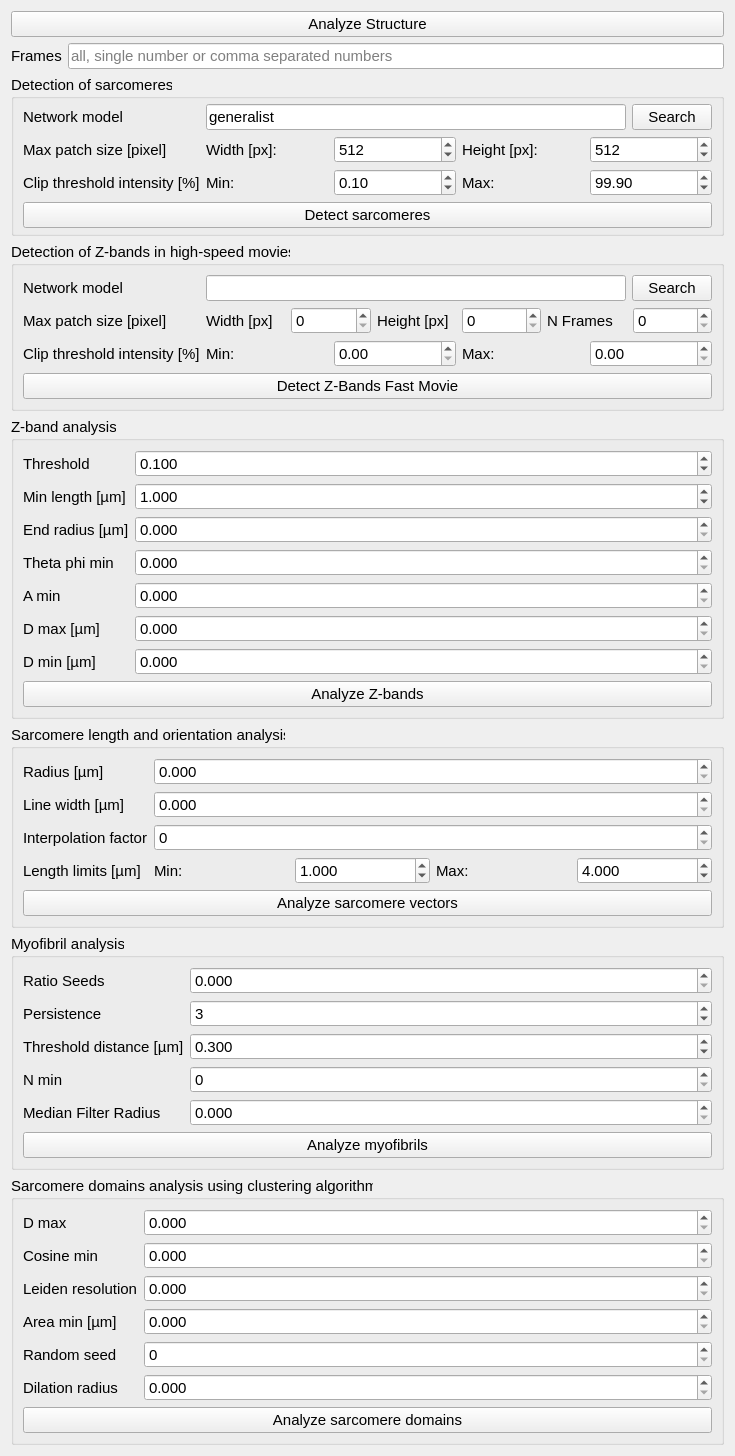
The window that sarcasm_app/ui-files/parameters_structure_analysis.ui (danihae/SarcAsM) describes before a commit, drawn with Qt 5.
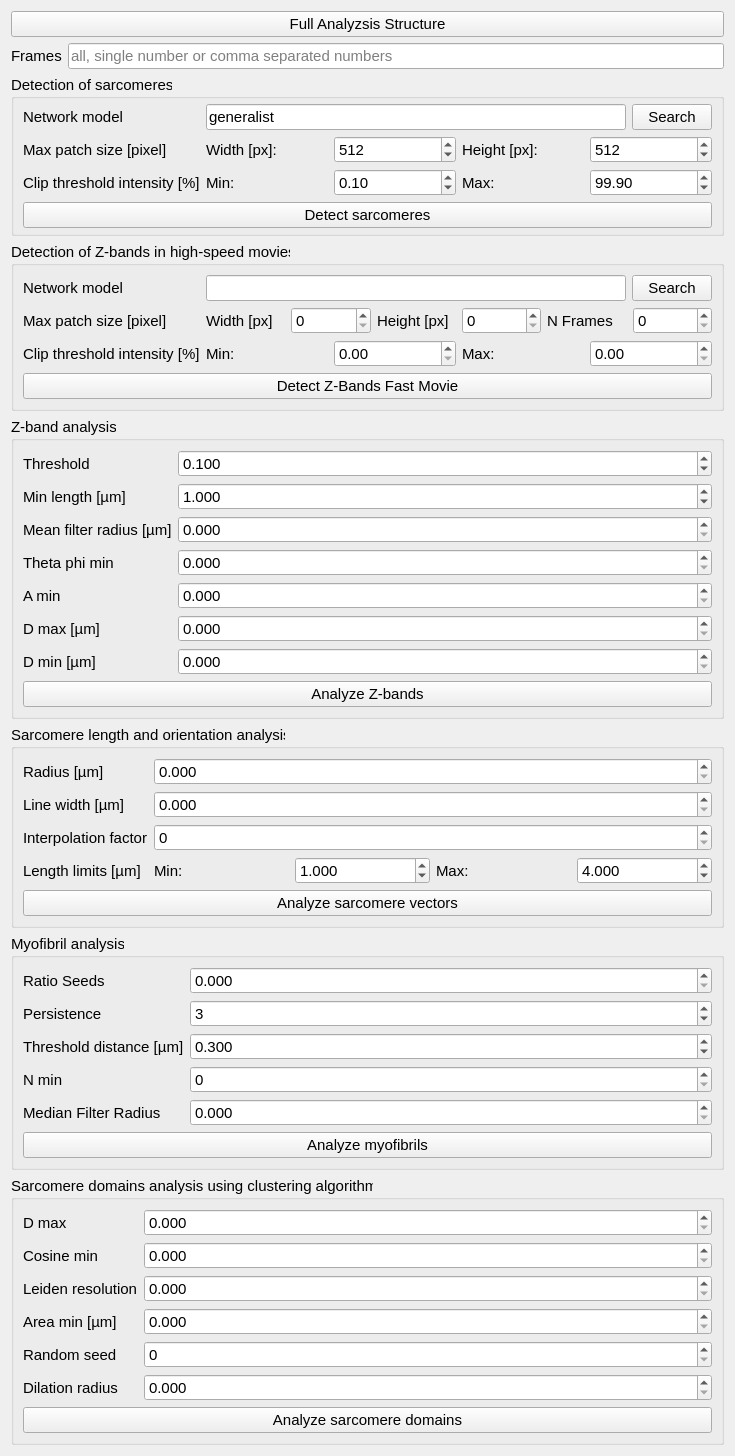
The same window after the commit.

Commit message: update ui file update default parameters add button to motion for plot summary rename button on structure batch processing create checkboxes for skipping calculations

Diff of the .ui file:
```diff
--- a/sarcasm_app/ui-files/parameters_structure_analysis.ui
+++ b/sarcasm_app/ui-files/parameters_structure_analysis.ui
@@ -25,7 +25,7 @@
       <string>execute all of the below functions except cell mask prediction (check the parameters before)</string>
      </property>
      <property name="text">
-      <string>Analyze Structure</string>
+      <string>Full Analyzsis Structure</string>
      </property>
     </widget>
    </item>
@@ -340,7 +340,7 @@
          <string>Radius around z-band ends to quantify orientation of ends (in µm). Defaults to 0.75.</string>
         </property>
         <property name="text">
-         <string>End radius [µm]</string>
+         <string>Mean filter radius [µm]</string>
         </property>
        </widget>
       </item>
```
Left out of the diff: 6 changed lines with no effect on the pictures. The commit also changes 12 other files.
